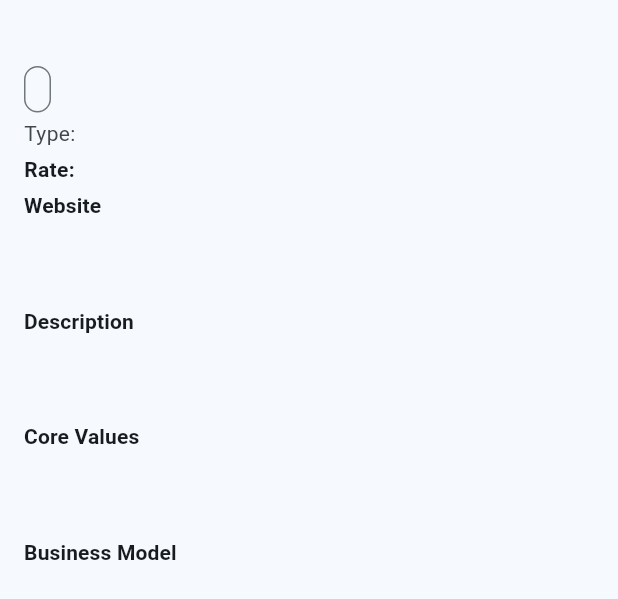
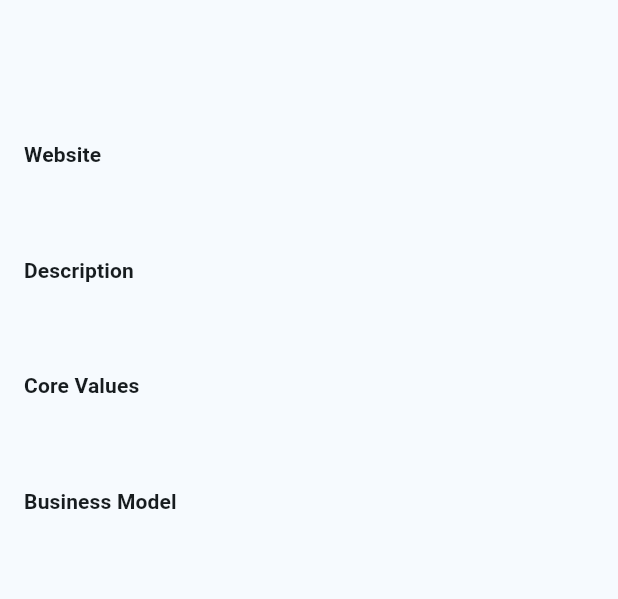
Before and after one commit to SuicaLondon/suica-no-toy-box-flutter, a Flutter app: the CompanyDetailCard widget shown alone on an empty page, opened directly with empty values, on a phone screen of 412 x 824 dp. Shown: the top 599 px of the screen. Run offline on Flutter 3.47's test engine with Material 3 defaults, Android fonts, the light colour scheme and no system bars; our stand-ins replace dio, flutter_bloc, flutter_form_builder, form_builder_validators, freezed_annotation, go_router; network calls fail.

Commit message:
feat: refine the UI

```diff
--- a/lib/screens/sponsor/company_detail_card.dart
+++ b/lib/screens/sponsor/company_detail_card.dart
@@ -1,7 +1,6 @@
 import 'package:flutter/material.dart';
 import 'package:suica_no_toy_box_flutter/clients/sponsor/sponsor_response.dart';
 import 'package:suica_no_toy_box_flutter/constants/dimensions.dart';
-import 'package:suica_no_toy_box_flutter/screens/sponsor/company_tag.dart';
 import 'package:url_launcher/url_launcher.dart';
 
 class CompanyDetailCard extends StatelessWidget {
@@ -26,25 +25,26 @@ class CompanyDetailCard extends StatelessWidget {
               color: theme.colorScheme.onSurface,
             ),
           ),
-          Row(
-            spacing: Dimensions.sm,
-            children: [
-              CompanyTag(text: companyDetail.city),
-              if (companyDetail.county.isNotEmpty)
-                CompanyTag(text: companyDetail.county),
-            ],
-          ),
           Text(
-            'Type: ${companyDetail.type}',
+            '${companyDetail.city} ${companyDetail.county}',
             style: textTheme.bodyMedium?.copyWith(
               color: onSurfaceVariant,
             ),
           ),
-          Text(
-            'Rate: ${companyDetail.rate}',
-            style: Theme.of(context).textTheme.bodyMedium?.copyWith(
-                  fontWeight: FontWeight.w600,
-                ),
+          Row(
+            mainAxisAlignment: MainAxisAlignment.spaceBetween,
+            children: [
+              Text(
+                companyDetail.rate,
+                style: Theme.of(context).textTheme.bodyMedium?.copyWith(
+                      fontWeight: FontWeight.w600,
+                    ),
+              ),
+              Text(
+                companyDetail.type,
+                style: textTheme.bodyMedium?.copyWith(color: onSurfaceVariant),
+              ),
+            ],
           ),
           Text(
             'Website',
```
